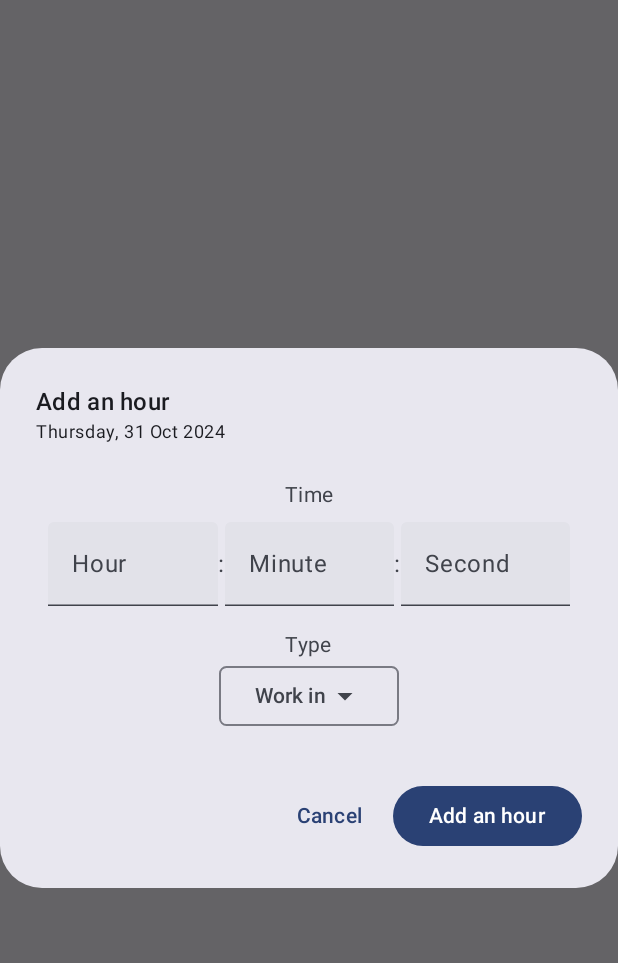
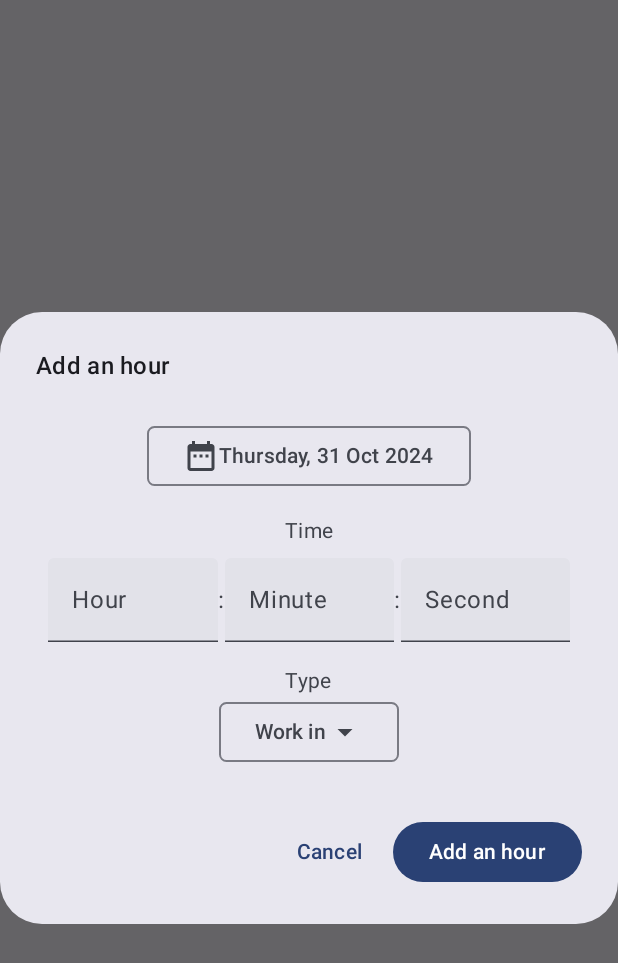
Before and after one commit to Ozraam/WorkTime, an Android app built with Jetpack Compose: the composable WorkHourAddScreen shown on its own in the app's theme, on a phone screen of 412 x 824 dp. Shown: the top 963 px of the screen. Run offline under Robolectric (Android 15) with nearby library versions, the phone set to English and light mode, and no system bars.

Commit message:
can choose the date of added hour + a button to simplify edit

```diff
--- a/app/src/main/java/fr/tristan/workinghours/ui/screen/home/DayCardAdd.kt
+++ b/app/src/main/java/fr/tristan/workinghours/ui/screen/home/DayCardAdd.kt
@@ -1,6 +1,7 @@
 package fr.tristan.workinghours.ui.screen.home
 
 import android.annotation.SuppressLint
+import androidx.compose.foundation.layout.Arrangement
 import androidx.compose.foundation.layout.Column
 import androidx.compose.foundation.layout.Row
 import androidx.compose.foundation.layout.Spacer
@@ -10,16 +11,21 @@ import androidx.compose.foundation.shape.RoundedCornerShape
 import androidx.compose.foundation.text.KeyboardOptions
 import androidx.compose.material.icons.Icons
 import androidx.compose.material.icons.filled.ArrowDropDown
+import androidx.compose.material.icons.filled.DateRange
 import androidx.compose.material3.AlertDialog
 import androidx.compose.material3.Button
+import androidx.compose.material3.DatePicker
+import androidx.compose.material3.DatePickerDialog
 import androidx.compose.material3.DropdownMenu
 import androidx.compose.material3.DropdownMenuItem
+import androidx.compose.material3.ExperimentalMaterial3Api
 import androidx.compose.material3.Icon
 import androidx.compose.material3.MaterialTheme
 import androidx.compose.material3.OutlinedButton
 import androidx.compose.material3.Text
 import androidx.compose.material3.TextButton
 import androidx.compose.material3.TextField
+import androidx.compose.material3.rememberDatePickerState
 import androidx.compose.runtime.Composable
 import androidx.compose.runtime.collectAsState
 import androidx.compose.runtime.getValue
@@ -40,6 +46,7 @@ import fr.tristan.workinghours.ui.theme.WorkingHoursTheme
 import java.text.SimpleDateFormat
 import java.util.Date
 
+@OptIn(ExperimentalMaterial3Api::class)
 @SuppressLint("SimpleDateFormat")
 @Composable
 fun WorkHourAddScreen(
@@ -52,9 +59,12 @@ fun WorkHourAddScreen(
 ) {
     val uiState by viewModel.uiState.collectAsState()
     val dateFormat = SimpleDateFormat("EEEE, dd MMM yyyy")
-    val currentDate = Date()
 
     var dropdownExpanded by remember { mutableStateOf(false) }
+    var datePickerExpanded by remember { mutableStateOf(false) }
+    val datePickerState = rememberDatePickerState(
+        initialSelectedDateMillis = uiState.date.time
+    )
 
     val items = listOf(
         HourType.WORK_IN,
@@ -65,7 +75,7 @@ fun WorkHourAddScreen(
 
     AlertDialog(
         modifier = modifier,
-        onDismissRequest = { /*TODO*/ },
+        onDismissRequest = { onDismiss() },
         confirmButton = {
             Button(onClick = {
                 if (isValidTime(uiState.hour, uiState.minute, uiState.second, true))
@@ -85,19 +95,143 @@ fun WorkHourAddScreen(
                     stringResource(R.string.add_hour_title),
                     style = MaterialTheme.typography.titleMedium
                 )
-
-                Text(
-                    dateFormat.format(currentDate).replaceFirstChar { it.uppercase() },
-                    style = MaterialTheme.typography.bodySmall
-                )
             }
         },
         text = {
             Column(
                 modifier = Modifier.padding(8.dp)
             ) {
+                Row(
+                    verticalAlignment = Alignment.CenterVertically,
+                    horizontalArrangement = Arrangement.Center,
+                    modifier = Modifier.fillMaxWidth()
+                ) {
+                    OutlinedButton(
+                        onClick = { datePickerExpanded = true },
+                        shape = RoundedCornerShape(5.dp),
+                    ) {
+                        Icon(
+                            imageVector = Icons.Default.DateRange,
+                            contentDescription = null
+                        )
+                        Text(dateFormat.format(uiState.date).replaceFirstChar { it.uppercase() })
+                    }
+                }
+
+                if(datePickerExpanded) {
+                    DatePickerDialog(
+                        onDismissRequest = { datePickerExpanded = false },
+                        confirmButton = {
+                            TextButton(
+                                onClick = {
+                                    datePickerExpanded = false
+                                    viewModel.updateDate(datePickerState.selectedDateMillis!!)
+                                }
+                            ) {
+                                Text(stringResource(R.string.confirm))
+                            }
+                        },
+                        dismissButton = {
+                            TextButton(onClick = { datePickerExpanded = false }) {
+                                Text(stringResource(R.string.cancel))
+                            }
+                        }
+                    ) {
+                        DatePicker(
+                            state = datePickerState,
+                        )
+                    }
+                }
+
+                Spacer(
+                    modifier = Modifier.padding(8.dp)
+                )
+
+                TimeSelector(
+                    uiState,
+                    onTimeChange,
+                    modifier = Modifier.align(Alignment.CenterHorizontally)
+                )
+
+                Spacer(
+                    modifier = Modifier
+                        .fillMaxWidth()
+                        .padding(8.dp)
+                )
+
+                HourTypeSelector(
+                    dropdownExpanded,
+                    uiState,
+                    items,
+                    onTypeOfHourChange,
+                    onDismissRequest = { dropdownExpanded = false },
+                    onExpandRequest = { dropdownExpanded = true },
+                    modifier = Modifier.align(Alignment.CenterHorizontally)
+                )
+            }
+        },
+    )
+}
+
+@Composable
+private fun HourTypeSelector(
+    dropdownExpanded: Boolean,
+    uiState: DayUiState,
+    items: List<HourType>,
+    onTypeOfHourChange: (typeOfHour: HourType) -> Unit,
+    onDismissRequest: () -> Unit,
+    onExpandRequest: () -> Unit,
+    modifier: Modifier = Modifier
+) {
     Column(
-                    modifier = Modifier.align(Alignment.CenterHorizontally),
+        modifier = modifier,
+        horizontalAlignment = Alignment.CenterHorizontally
+    ) {
+        Text(
+            stringResource(R.string.type_of_hour)
+        )
+
+        OutlinedButton(
+            onClick = { onExpandRequest() },
+            shape = RoundedCornerShape(5.dp)
+        ) {
+            Row(
+                modifier = Modifier,
+                verticalAlignment = Alignment.CenterVertically
+            ) {
+                Text(uiState.typeOfHour.title)
+                Icon(
+                    imageVector = Icons.Default.ArrowDropDown,
+                    contentDescription = null
+                )
+            }
+        }
+
+        DropdownMenu(
+            expanded = dropdownExpanded,
+            onDismissRequest = { onDismissRequest() }
+        ) {
+            items.forEach { item ->
+                DropdownMenuItem(
+                    text = { Text(item.title) },
+                    onClick = {
+                        onTypeOfHourChange(item)
+                        onDismissRequest()
+                    }
+                )
+            }
+        }
+    }
+}
+
+@Composable
+private fun TimeSelector(
+    uiState: DayUiState,
+    onTimeChange: (hour: String, minute: String, second: String) -> Unit,
+    modifier: Modifier = Modifier
+) {
+    Column(
+        modifier = modifier,
         horizontalAlignment = Alignment.CenterHorizontally
     ) {
         Text(
@@ -115,7 +249,9 @@ fun WorkHourAddScreen(
                         onTimeChange(it, uiState.minute, uiState.second)
                 },
                 label = { Text(stringResource(R.string.hour)) },
-                            modifier = Modifier.weight(1f).onFocusChanged {
+                modifier = Modifier
+                    .weight(1f)
+                    .onFocusChanged {
                         if (it.isFocused) {
                             onTimeChange("", uiState.minute, uiState.second)
                         }
@@ -135,7 +271,9 @@ fun WorkHourAddScreen(
                         onTimeChange(uiState.hour, it, uiState.second)
                 },
                 label = { Text(stringResource(R.string.minute)) },
-                            modifier = Modifier.weight(1f).onFocusChanged {
+                modifier = Modifier
+                    .weight(1f)
+                    .onFocusChanged {
                         if (it.isFocused) {
                             onTimeChange(uiState.hour, "", uiState.second)
                         }
@@ -155,7 +293,9 @@ fun WorkHourAddScreen(
                         onTimeChange(uiState.hour, uiState.minute, it)
                 },
                 label = { Text(stringResource(R.string.second)) },
-                            modifier = Modifier.weight(1f).onFocusChanged {
+                modifier = Modifier
+                    .weight(1f)
+                    .onFocusChanged {
                         if (it.isFocused) {
                             onTimeChange(uiState.hour, uiState.minute, "")
                         }
@@ -164,55 +304,6 @@ fun WorkHourAddScreen(
             )
         }
     }
-
-                Spacer(
-                    modifier = Modifier
-                        .fillMaxWidth()
-                        .padding(8.dp)
-                )
-
-                Column(
-                    modifier = Modifier.align(Alignment.CenterHorizontally),
-                    horizontalAlignment = Alignment.CenterHorizontally
-                ) {
-                    Text(
-                        stringResource(R.string.type_of_hour)
-                    )
-
-                    OutlinedButton(
-                        onClick = { dropdownExpanded = true },
-                        shape = RoundedCornerShape(5.dp)
-                    ) {
-                        Row(
-                            modifier = Modifier,
-                            verticalAlignment = Alignment.CenterVertically
-                        ) {
-                            Text(uiState.typeOfHour.title)
-                            Icon(
-                                imageVector = Icons.Default.ArrowDropDown,
-                                contentDescription = null
-                            )
-                        }
-                    }
-
-                    DropdownMenu(
-                        expanded = dropdownExpanded,
-                        onDismissRequest = { dropdownExpanded = false }
-                    ) {
-                        items.forEach { item ->
-                            DropdownMenuItem(
-                                text = { Text(item.title) },
-                                onClick = {
-                                    onTypeOfHourChange(item)
-                                    dropdownExpanded = false
-                                }
-                            )
-                        }
-                    }
-                }
-            }
-        },
-    )
 }
 
 // check if hour is under 24 hours, 60 minutes and 60 seconds
--- a/app/src/main/java/fr/tristan/workinghours/ui/screen/home/DayUiState.kt
+++ b/app/src/main/java/fr/tristan/workinghours/ui/screen/home/DayUiState.kt
@@ -4,6 +4,7 @@ import java.util.Calendar
 import java.util.Date
 
 data class DayUiState(
+    val date : Date = Date(),
     val hour : String = "",
     val minute : String = "",
     val second : String = "",
--- a/app/src/main/res/values/strings.xml
+++ b/app/src/main/res/values/strings.xml
@@ -34,4 +34,7 @@
     <string name="ask_for_notification_permission">You can turn notifications on to be alerted when you did your work time</string>
     <string name="enable">Enable notifications</string>
     <string name="today_add_new_helper">There is no work register for today yet.\nClick this card to add one !</string>
+    <string name="change_date">Change Date</string>
+    <string name="edit">Edit</string>
+    <string name="delete">Delete</string>
 </resources>
```
Also changed, not shown: app/src/main/java/fr/tristan/workinghours/ui/screen/home/DayCardScreen.kt (+51 -11 lines), app/src/main/java/fr/tristan/workinghours/ui/screen/home/DayViewModel.kt (+44 -5 lines), app/src/main/java/fr/tristan/workinghours/ui/screen/home/HomeScreen.kt (+23 -9 lines). Lines whose indentation alone changed are shown as unchanged.
